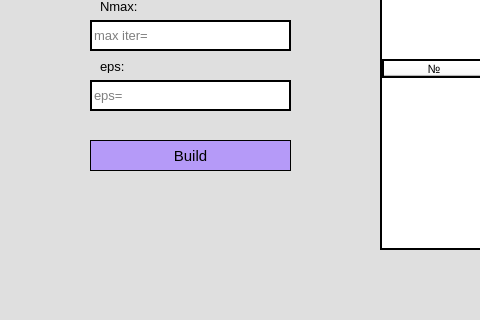
FicusThePottedPlant/python_sem2_lab, file lab_02/ui/source/graph_window.ui: the form before one commit; both pictures show x 0 to 480 and y 280 to 600 of the 1087 by 600 pixel window.
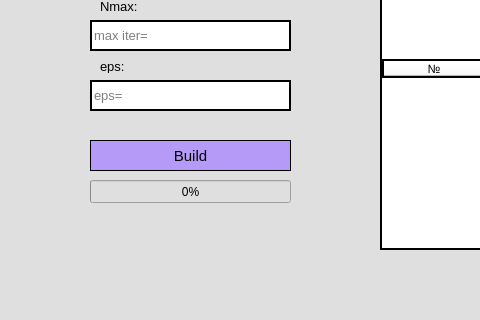
The form after the commit.

Patch:
```diff
--- a/lab_02/ui/source/graph_window.ui
+++ b/lab_02/ui/source/graph_window.ui
@@ -412,6 +412,19 @@
      <string>Build</string>
     </property>
    </widget>
+   <widget class="QProgressBar" name="progressBar">
+    <property name="geometry">
+     <rect>
+      <x>90</x>
+      <y>460</y>
+      <width>201</width>
+      <height>23</height>
+     </rect>
+    </property>
+    <property name="value">
+     <number>0</number>
+    </property>
+   </widget>
   </widget>
   <widget class="QMenuBar" name="menubar">
    <property name="geometry">
```
